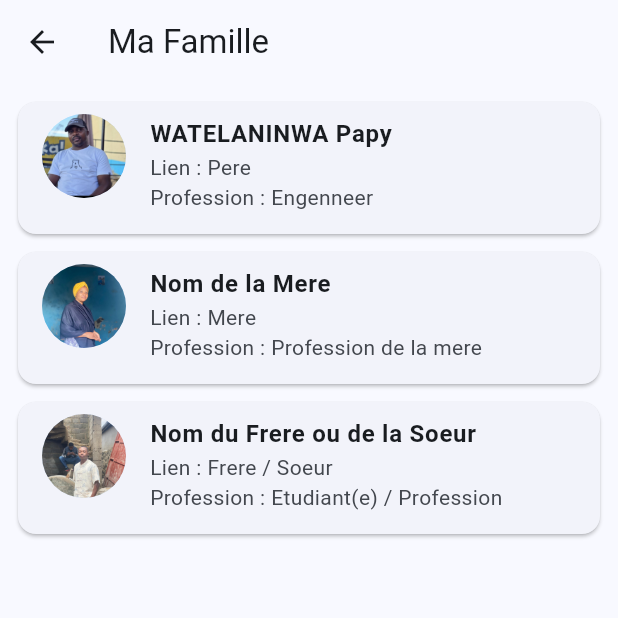
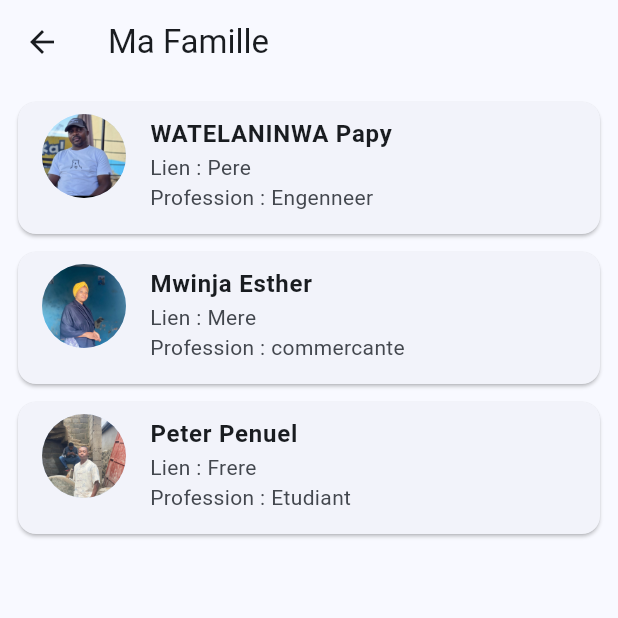
Before and after one commit to Josuewatelaninwa/cv_flutter_josue, a Flutter app: the FamillePage screen opened directly, on a phone screen of 412 x 824 dp, the top half of it. Run offline on Flutter 3.47's test engine with Material 3 defaults, Android fonts, the phone set to English and light mode, and no system bars.

Commit message:
mise a jour

```diff
--- a/lib/pages/famille_page.dart
+++ b/lib/pages/famille_page.dart
@@ -48,17 +48,17 @@ class FamillePage extends StatelessWidget {
 
           // TODO: Remplace les informations de ta mere
           _carteMembre(
-            nom: 'Nom de la Mere', // TODO: Vrai nom de ta mere
+            nom: 'Mwinja Esther', // TODO: Vrai nom de ta mere
             lien: 'Mere', // TODO: Lien de parente
-            profession: 'Profession de la mere', // TODO: Profession de ta mere
+            profession: 'commercante', // TODO: Profession de ta mere
             photo: 'assets/images/mere.jpg', // TODO: Chemin de la photo de ta mere
           ),
 
           // TODO: Remplace les informations d'un frere ou d'une soeur
           _carteMembre(
-            nom: 'Nom du Frere ou de la Soeur', // TODO: Vrai nom
-            lien: 'Frere / Soeur', // TODO: Lien de parente
-            profession: 'Etudiant(e) / Profession', // TODO: Profession
+            nom: 'Peter Penuel', // TODO: Vrai nom
+            lien: 'Frere', // TODO: Lien de parente
+            profession: 'Etudiant', // TODO: Profession
             photo: 'assets/images/frere.jpg', // TODO: Chemin de la photo
           ),
 
```
